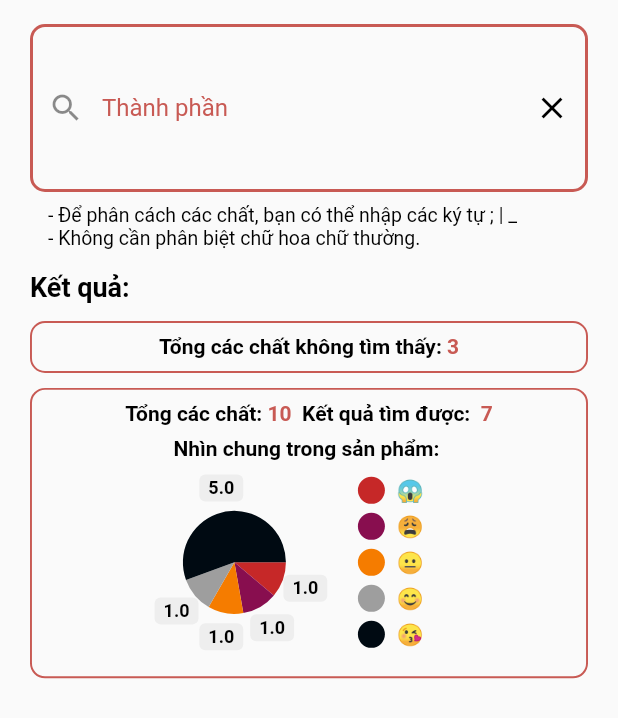
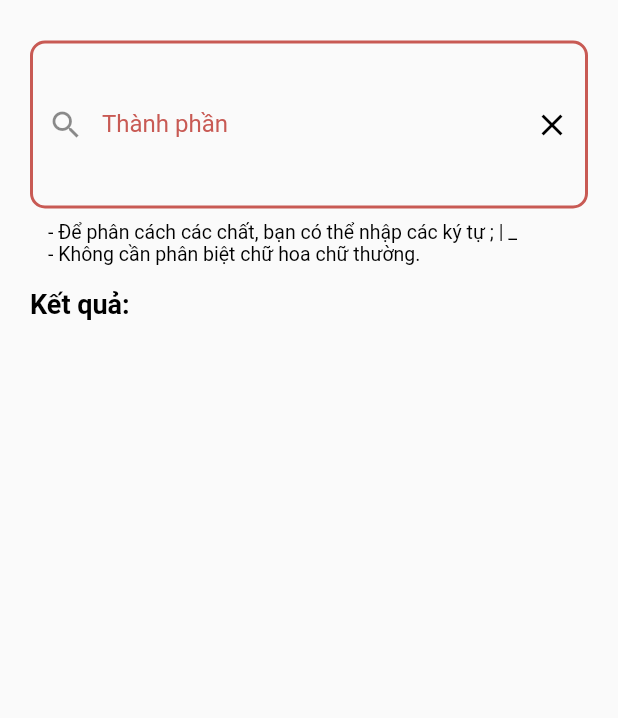
Before and after one commit to letienkhang/appcosmetic, a Flutter app: the screen it shows after launch, on a phone screen of 412 x 824 dp. Shown: the top 718 px of the screen. Run offline on Flutter 3.47's test engine with Material 2 defaults, Android fonts, the light colour scheme and no system bars; drawn by our look-alikes of pie_chart; our stand-ins replace connectivity_plus, get; missing offline and left inert: get_cli; Roboto replaces fonts that are missing (Lora).

Commit message:
Add UI List search

```diff
--- a/lib/app/features/search/views/search_page.dart
+++ b/lib/app/features/search/views/search_page.dart
@@ -5,6 +5,10 @@ import 'package:appcosmetic/data/share/widget/title_widget.dart';
 import 'package:flutter/material.dart';
 import 'package:get/get.dart';
 
+import '../../../../data/model/ingredient_model.dart';
+import '../../../../data/share/text_theme.dart';
+import '../../../../data/share/widget/app_error.dart';
+import 'widget/Item_search_widget.dart';
 import 'widget/no_result_ingredient_widget.dart';
 import 'widget/result_ingredient_widget.dart';
 
@@ -15,25 +19,105 @@ class SearchPage extends GetWidget<SearchViewModel> {
       body: SafeArea(
         child: Padding(
           padding: const EdgeInsets.only(
-              left: Dimens.size20, right: Dimens.size20, top: Dimens.size16),
+              left: Dimens.size20,
+              right: Dimens.size20,
+              top: Dimens.size20,
+              bottom: Dimens.size20),
           child: ListView(
             children: [
+              const SizedBox(
+                height: Dimens.spacing7,
+              ),
               EditTextSearchWidget(
                 searchTextController: controller.searchController,
+                onTab: () {
+                  controller.searchEvent();
+                },
+                clear: () {
+                  controller.showOff();
+                },
               ),
               const TitleWidget(string: "Kết quả:"),
               const SizedBox(
                 height: Dimens.spacing7,
               ),
-              const NoResultIngredient(total: 10, totalResult: 7),
+              _uiCheckNoResultIngredient(),
               const SizedBox(
                 height: Dimens.spacing10,
               ),
-               ResultIngredient(total: 10, totalResult: 7, dataMap: controller.dataSafetyMap,)
+              _uiCheckResultIngredient(),
+              const SizedBox(
+                height: Dimens.spacing10,
+              ),
+              _uiCheckData(),
+              const SizedBox(
+                height: Dimens.spacing10,
+              ),
             ],
           ),
         ),
       ),
     );
   }
+
+  _uiCheckNoResultIngredient() {
+    return controller.obx(
+      (state) => Visibility(
+        visible: controller.showInfo,
+        child: NoResultIngredient(
+          total: controller.getTotalSearch,
+          totalResult: controller.getTextResultSearch,
+        ),
+      ),
+      onLoading: const Center(
+        child: SizedBox(),
+      ),
+    );
+  }
+
+  _uiCheckResultIngredient() {
+    return controller.obx(
+      (state) => Visibility(
+        visible: controller.showInfo && controller.getTextResultSearch != 0,
+        child: ResultIngredient(
+          total: controller.getTotalSearch,
+          totalResult: controller.getTextResultSearch,
+          dataMap: controller.dataSafetyMap,
+        ),
+      ),
+      onLoading: const Center(
+        child: SizedBox(),
+      ),
+    );
+  }
+
+  _uiCheckData() {
+    return controller.obx(
+      (state) => Visibility(
+        visible: controller.showInfo,
+        child: _uiList(),
+      ),
+      onEmpty: const Text('No data found'),
+      onError: (error) => AppError(
+        errortxt: error ?? "",
+      ),
+      onLoading: const Center(
+        child: SizedBox(),
+      ),
+    );
+  }
+
+  _uiList() {
+    return ListView.builder(
+      reverse: true,
+      shrinkWrap: true,
+      physics: const ClampingScrollPhysics(),
+      itemCount: controller.searchIngredienList.length,
+      itemBuilder: (context, index) {
+        return ItemSearchWidget(
+          model: controller.searchIngredienList[index],
+        );
+      },
+    );
+  }
 }
--- a/lib/app/features/search/views/widget/edit_text_search_widget.dart
+++ b/lib/app/features/search/views/widget/edit_text_search_widget.dart
@@ -9,9 +9,11 @@ import '../../../../../data/share/constant.dart';
 import '../../../../../data/share/text_theme.dart';
 
 class EditTextSearchWidget extends StatelessWidget {
-  EditTextSearchWidget({Key? key, required this.searchTextController})
+  EditTextSearchWidget({Key? key, required this.searchTextController, required this.onTab, required this.clear})
       : super(key: key);
   TextEditingController searchTextController = TextEditingController();
+  final Function() onTab;
+  final Function() clear;
 
   @override
   Widget build(BuildContext context) {
@@ -45,6 +47,7 @@ class EditTextSearchWidget extends StatelessWidget {
             icon: const Icon(Icons.search),
             onPressed: () {
               FocusScope.of(context).unfocus();
+              onTab();
             },
           ),
           suffixIcon: IconButton(
@@ -52,6 +55,8 @@ class EditTextSearchWidget extends StatelessWidget {
             icon: const Icon(Icons.clear_sharp),
             onPressed: () {
               FocusScope.of(context).unfocus();
+              searchTextController.clear();
+              clear();
             },
           ),
         ));
```
Also changed, not shown: lib/app/features/search/viewmodels/search_view_model.dart (+65 -2 lines), lib/app/features/search/views/widget/Item_search_widget.dart (added, +45 -0 lines), lib/data/share/text_theme.dart (+67 -0 lines), lib/data/share/widget/app_error.dart (added, +24 -0 lines).
